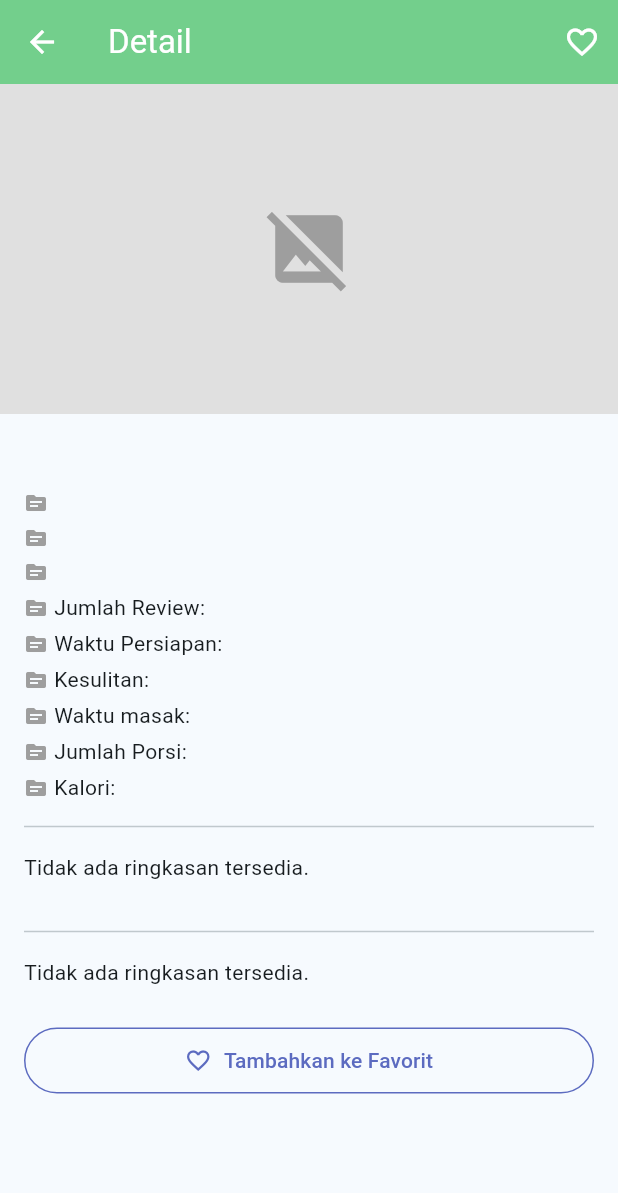
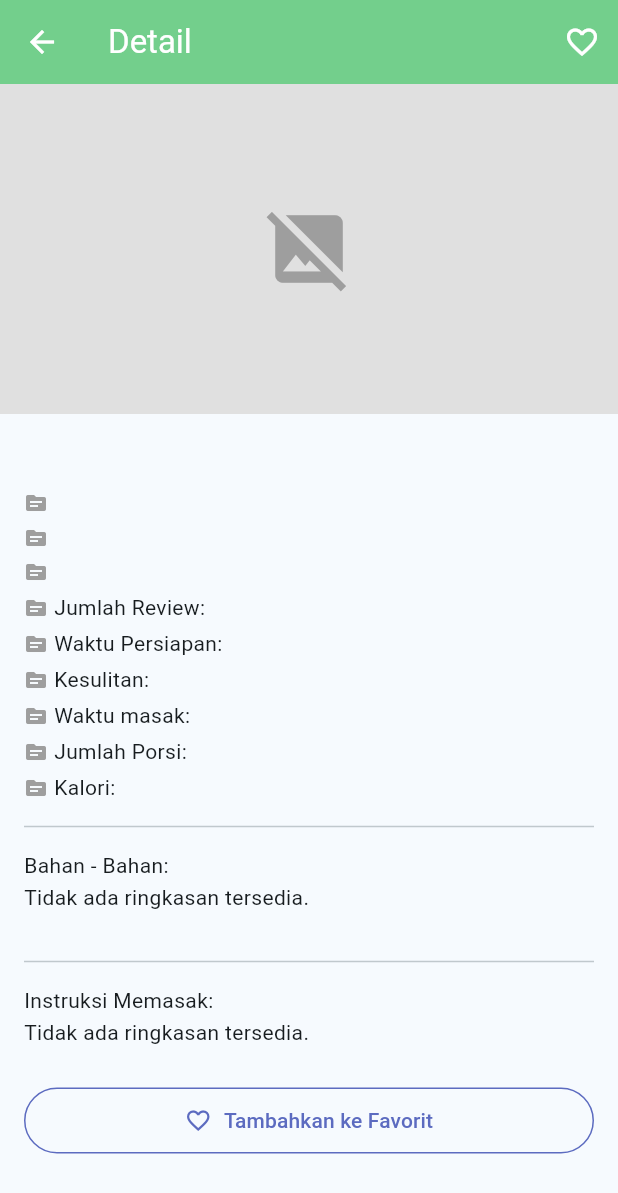
Before and after one commit to nanditosetyawan/124240083_ResponsiMobile_SI-E, a Flutter app: the DetailPage screen opened directly with empty values, on a phone screen of 412 x 824 dp. Shown: the top 1193 px of the screen. Run offline on Flutter 3.47's test engine with Material 3 defaults, Android fonts, the phone set to English and light mode, and no system bars; our stand-ins replace flutter_local_notifications, shared_preferences; accounts and stored records are empty.

Commit message:
responsi

```diff
--- a/lib/pages/detail_page.dart
+++ b/lib/pages/detail_page.dart
@@ -259,7 +259,7 @@ class _DetailPageState extends State<DetailPage> {
                   const SizedBox(height: 8),
 
                   // data ingrediend  dan menu
-
+Text('Bahan - Bahan: '),
                   Text(
                     article.summary.isNotEmpty           // ← EDIT: .summary
                         ? article.extra('ingredients')                // ← EDIT: .summary
@@ -269,7 +269,7 @@ class _DetailPageState extends State<DetailPage> {
                   const SizedBox(height: 24),
                   const Divider(),
                   const SizedBox(height: 8),
-
+Text('Instruksi Memasak: '),
                   Text(
                     article.summary.isNotEmpty           // ← EDIT: .summary
                         ? article.extra('instructions')                // ← EDIT: .summary
```
